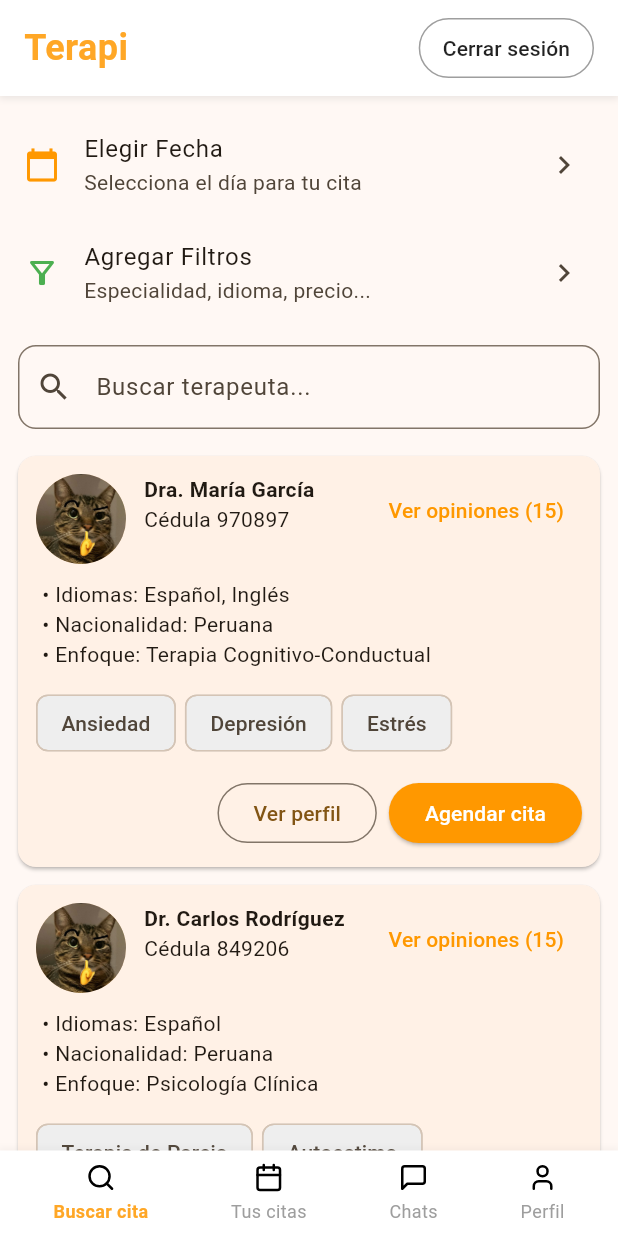
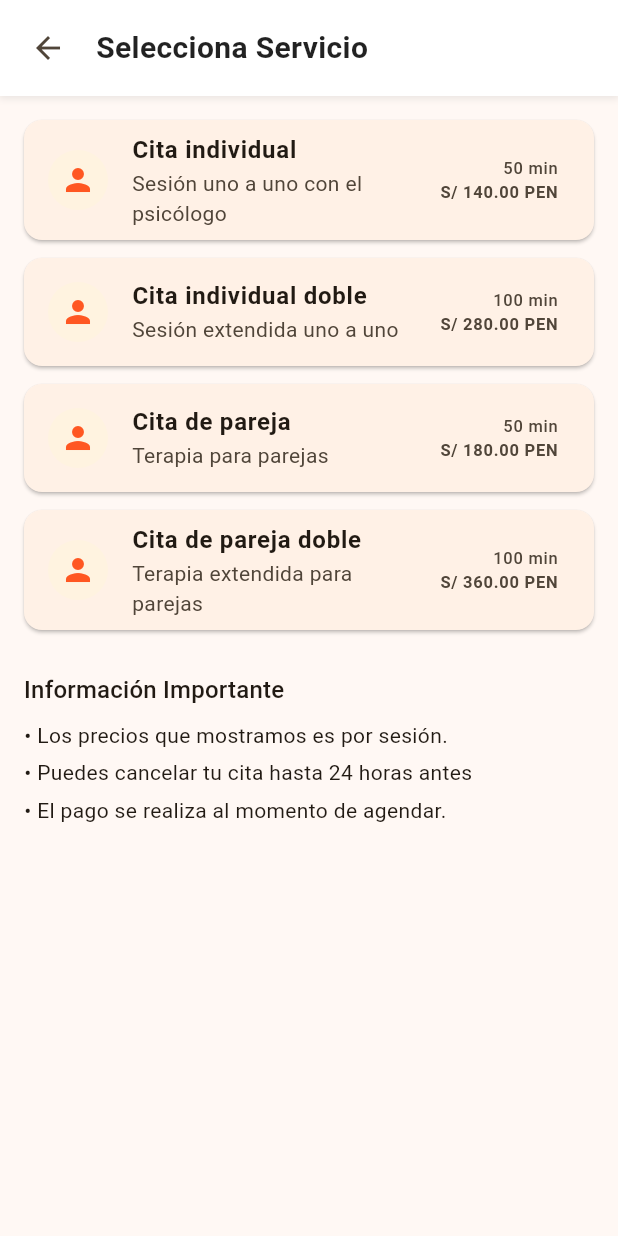
Before and after one commit to terapi-team/terapi-frontend, a Flutter app: the screen it shows after launch, after a tap on "Agendar cita", on a phone screen of 412 x 824 dp. Run offline on Flutter 3.47's test engine with Material 3 defaults, Android fonts, the phone set to English and light mode, and no system bars; our stand-ins replace flutter_svg, get.

Commit message:
• Agregué `schedule_appointment`
• En `terapi-frontend\lib\pages`

  - En `schedule_appointment`
      -> schedule_appointment_controller.dart : Creación
      -> schedule_appointment_page.dart: Creación

  - En `home_search_appointments`
      -> home_search_appointments_page.dart: Actualización, direcciona a `schedule_appointment_page.dart`

```diff
--- a/lib/pages/home_search_appointments/home_search_appointments_page.dart
+++ b/lib/pages/home_search_appointments/home_search_appointments_page.dart
@@ -1,5 +1,7 @@
 import 'package:flutter/material.dart';
 import 'package:get/get.dart';
+
+import 'package:terapi_frontend/pages/schedule_appointment/schedule_appointment_page.dart';
 
 import 'home_search_appointments_controller.dart';
 
@@ -129,7 +131,9 @@ class HomeSearchAppointmentsPage extends StatelessWidget {
                             OutlinedButton(onPressed: () {}, child: Text("Ver perfil")),
                             const SizedBox(width: 8),
                             ElevatedButton(
-                              onPressed: () {},
+                              onPressed: () {
+                                Get.to(() => const ScheduleAppointmentPage()); // Para futura update: Get.to(() => ScheduleAppointmentPage(terapeuta: t));
+                              },
                               style: ElevatedButton.styleFrom(
                                 backgroundColor: Colors.orange,
                                 foregroundColor: Colors.white,
@@ -138,6 +142,7 @@ class HomeSearchAppointmentsPage extends StatelessWidget {
                             ),
                           ],
                         ) // Row
+
                       ], // children
                     ),  // child: Column
                   ),  // child: Padding
--- /dev/null
+++ b/lib/pages/schedule_appointment/schedule_appointment_controller.dart
@@ -0,0 +1,70 @@
+import 'package:get/get.dart';
+
+class ServiceOption {
+
+  final String titulo;
+  final String subtitulo;
+  final String duracion;
+  final String precio;
+  final String icono;
+
+  ServiceOption({
+
+    required this.titulo,
+    required this.subtitulo,
+    required this.duracion,
+    required this.precio,
+    required this.icono,
+
+  });
+
+} // ServiceOption
+
+class ScheduleAppointmentController extends GetxController {
+  var servicios = <ServiceOption>[].obs;
+
+  @override
+  void onInit() {
+    super.onInit();
+    cargarServicios();
+  }
+
+  void cargarServicios() {
+
+    servicios.value = [
+
+      ServiceOption(
+        titulo: "Cita individual",
+        subtitulo: "Sesión uno a uno con el psicólogo",
+        duracion: "50 min",
+        precio: "S/ 140.00 PEN",
+        icono: "assets/icons/user-single.svg",
+      ),
+
+      ServiceOption(
+        titulo: "Cita individual doble",
+        subtitulo: "Sesión extendida uno a uno",
+        duracion: "100 min",
+        precio: "S/ 280.00 PEN",
+        icono: "assets/icons/user-single.svg",
+      ),
+
+      ServiceOption(
+        titulo: "Cita de pareja",
+        subtitulo: "Terapia para parejas",
+        duracion: "50 min",
+        precio: "S/ 180.00 PEN",
+        icono: "assets/icons/users-pair.svg",
+      ),
+
+      ServiceOption(
+        titulo: "Cita de pareja doble",
+        subtitulo: "Terapia extendida para parejas",
+        duracion: "100 min",
+        precio: "S/ 360.00 PEN",
+        icono: "assets/icons/users-pair.svg",
+      ),
+
+    ]; // servicios.value = [
+  } // void cargarServicios
+} // class ScheduleAppointmentController extends GetxController {
--- /dev/null
+++ b/lib/pages/schedule_appointment/schedule_appointment_page.dart
@@ -0,0 +1,101 @@
+import 'package:flutter/material.dart';
+import 'package:get/get.dart';
+
+import 'package:terapi_frontend/components/setting_app_bar.dart';
+
+import 'schedule_appointment_controller.dart';
+
+class ScheduleAppointmentPage extends StatelessWidget {
+
+  const ScheduleAppointmentPage({Key? key}) : super(key: key);
+
+  @override
+  Widget build(BuildContext context) {
+
+    final controller = Get.put(ScheduleAppointmentController());
+
+    return Scaffold(
+
+      appBar: SettingsAppBar(title: "Selecciona Servicio"),
+
+      body: Padding(
+
+        padding: const EdgeInsets.all(16.0),
+        child: Column(
+
+          children: [
+
+            // Lista de opciones de cita
+            Obx(() => Column(
+              children: controller.servicios.map((servicio) {
+                return Card(
+                  shape: RoundedRectangleBorder(borderRadius: BorderRadius.circular(12)),
+                  margin: const EdgeInsets.only(bottom: 12),
+                  elevation: 1,
+                  child: ListTile(
+                    leading: CircleAvatar(
+                      backgroundColor: Colors.orange.shade50,
+                      child: Icon(Icons.person, color: Colors.deepOrange),
+                    ),
+                    title: Text(servicio.titulo, style: const TextStyle(fontWeight: FontWeight.bold)),
+                    subtitle: Text(servicio.subtitulo),
+                    trailing: Column(
+                      mainAxisAlignment: MainAxisAlignment.center,
+                      crossAxisAlignment: CrossAxisAlignment.end,
+                      children: [
+                        Text(servicio.duracion),
+                        Text(servicio.precio, style: const TextStyle(fontWeight: FontWeight.bold)),
+                      ],
+                    ),
+                    onTap: () {
+                      // Acción al seleccionar servicio
+                    },
+                  ),
+                );
+              }).toList(),
+            )), // Obx(() => Column(
+
+            const SizedBox(height: 16),
+
+            // Información importante
+            Align(
+              alignment: Alignment.centerLeft,
+              child: Text("Información Importante", style: Theme.of(context).textTheme.titleMedium),
+            ),
+
+            const SizedBox(height: 8),
+            const BulletText("Los precios que mostramos es por sesión."),
+            const BulletText("Puedes cancelar tu cita hasta 24 horas antes"),
+            const BulletText("El pago se realiza al momento de agendar."),
+
+          ], // children: [
+        ), // child: Column(
+      ), // body: Padding(
+    ); // return Scaffold(
+  } // Widget build(BuildContext context) {
+} // class ScheduleAppointmentPage extends StatelessWidget {
+
+class BulletText extends StatelessWidget {
+
+  final String text;
+  const BulletText(this.text, {super.key});
+
+  @override
+  Widget build(BuildContext context) {
+
+    return Padding(
+
+      padding: const EdgeInsets.only(bottom: 4.0),
+      child: Row(
+
+        crossAxisAlignment: CrossAxisAlignment.start,
+
+        children: [
+          const Text("• ", style: TextStyle(height: 1.5)),
+          Expanded(child: Text(text, style: const TextStyle(height: 1.5))),
+        ],
+
+      ), // child: Row(
+    ); // return Padding(
+  } // Widget build(BuildContext context) {
+} // class BulletText extends StatelessWidget {
```
Also changed, not shown: 1 other file.
